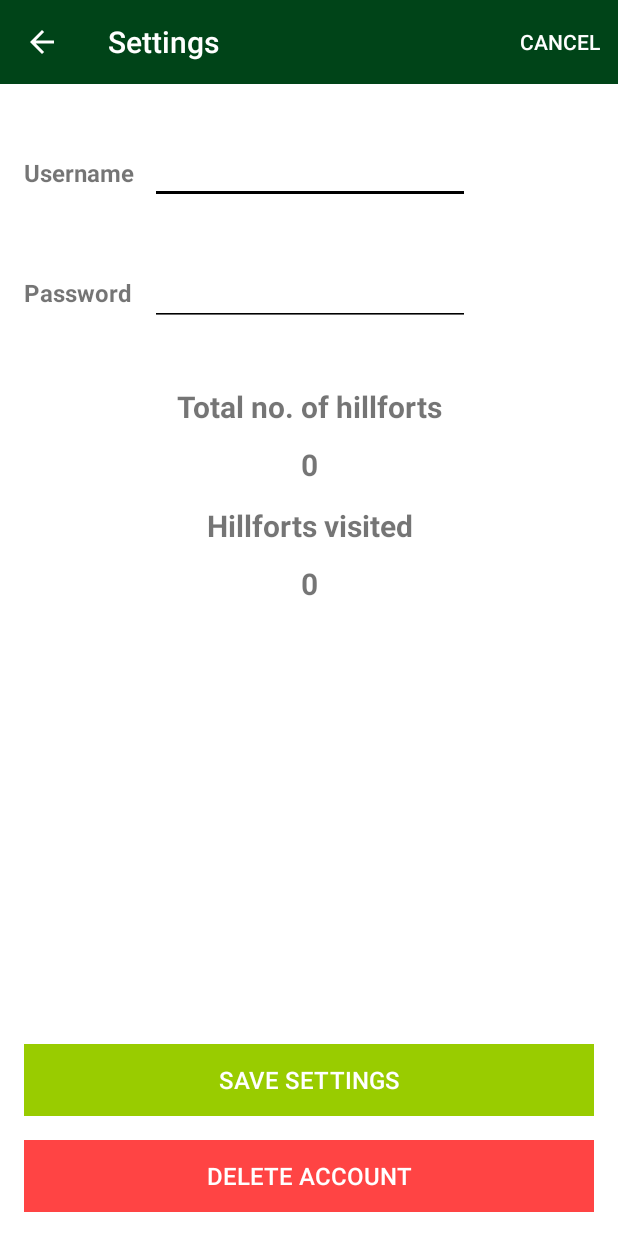
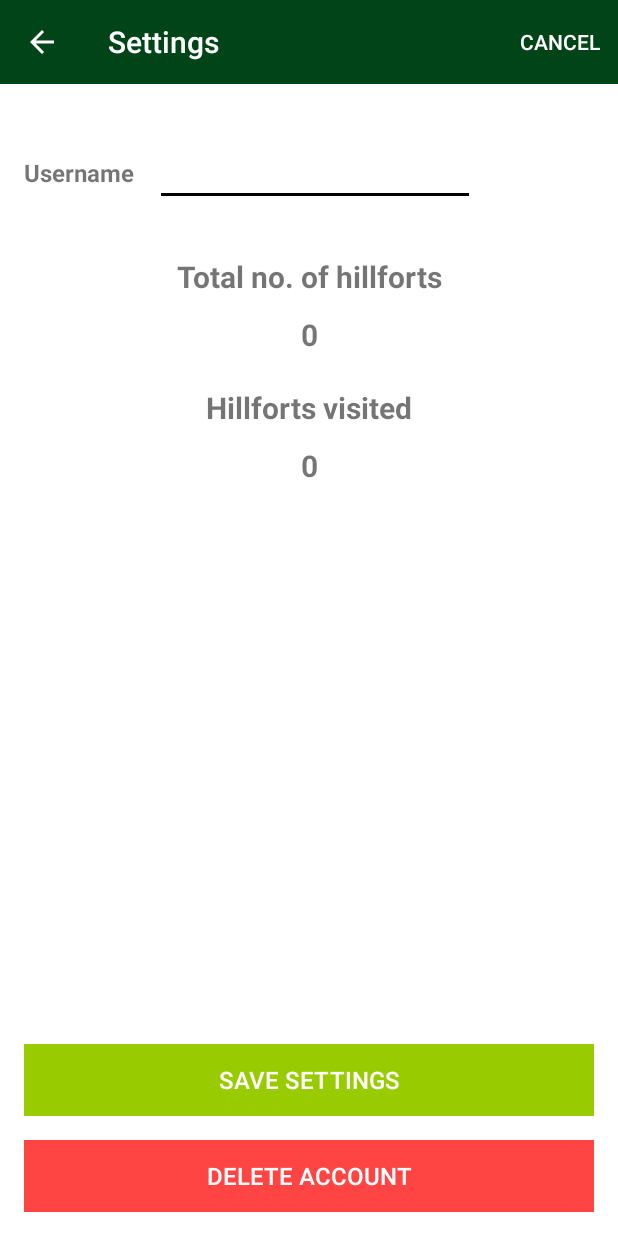
Before and after one commit to mathana96/android-hillfort, an Android app: the SettingsActivity screen opened directly, with no data from a screen before it, on a phone screen of 412 x 824 dp. Run offline under Robolectric (Android 15) with nearby library versions, the phone set to English and light mode, and no system bars; our stand-ins replace Firebase (no records; nobody signed in at launch, a user with empty details on screens opened directly).

Commit message:
Able to change email
Signed-off-by: Mathana Nair Sreedaran <mathana96@gmail.com>

```diff
--- a/app/src/main/java/org/mathana/hillfort/activities/SettingsActivity.kt
+++ b/app/src/main/java/org/mathana/hillfort/activities/SettingsActivity.kt
@@ -5,6 +5,8 @@ import androidx.appcompat.app.AppCompatActivity
 import android.view.Menu
 import android.view.MenuItem
 import com.google.firebase.auth.FirebaseAuth
+import com.google.firebase.database.DatabaseReference
+import com.google.firebase.database.FirebaseDatabase
 import kotlinx.android.synthetic.main.activity_settings.*
 import org.jetbrains.anko.*
 import org.mathana.hillfort.R
@@ -28,29 +30,29 @@ class SettingsActivity: AppCompatActivity(), AnkoLogger {
     setSupportActionBar(toolbarSettings)
     supportActionBar?.setDisplayHomeAsUpEnabled(true)
 
+    settings_username.setText(user!!.email)
 
 
-    settings_username.setText(user!!.email)
-//      settings_password.setText(current_user.password)
-//      total_hillforts.setText(getTotalHillforts(current_user))
-//      hillforts_visited.setText(getHillfortsVisited(current_user))
-//      info("This is the logged in user: $current_user")
 
+    btn_save_settings.setOnClickListener {
+      info ("Saved settings clicked")
 
-//    btn_save_settings.setOnClickListener {
-//      info ("Saved settings clicked")
-//      current_user.username = settings_username.text.toString()
-//      current_user.password = settings_password.text.toString()
-//      app.users.updateUser(current_user.copy())
-//      toast("Details updated")
-//      startActivityForResult(intentFor<HillfortListView>().putExtra("current_user", current_user), 0)
-//      finish()
-//    }
-//
+      user!!.updateEmail(settings_username.text.toString()).addOnCompleteListener { task ->
+        if (task.isSuccessful) {
+          toast("Details updated")
+        } else {
+          println("Error Update")
+          toast("Error Update")
+        }
+      }
+      startActivity(intentFor<HillfortListView>())
+      finish()
+    }
+
 //    btn_delete_account.setOnClickListener {
 //      info ("Delete button clicked")
 //      app.users.deleteUser(current_user.copy())
-//      finishAffinity();
+//      finishAffinity()
 //      startActivity<LoginView>()
 //      finish()
 //    }
@@ -76,20 +78,5 @@ class SettingsActivity: AppCompatActivity(), AnkoLogger {
     return super.onOptionsItemSelected(item)
   }
 
-//  fun getTotalHillforts(user: UserModel) : String {
-//    val foundUser: UserModel? = app.users.findAllUsers().find { u -> u.id == user.id }
-//    return foundUser!!.hillforts.size.toString()
-//  }
-//
-//  fun getHillfortsVisited(user: UserModel) : String {
-//    val foundUser: UserModel? = app.users.findAllUsers().find { u -> u.id == user.id }
-//    var count = 0
-//    for (hillfort in foundUser!!.hillforts) {
-//      if (hillfort.explored == true)
-//        count ++
-//    }
-//    info("COUNT: $count")
-//    return count.toString()
-//  }
 
 }
--- a/app/src/main/res/layout/activity_settings.xml
+++ b/app/src/main/res/layout/activity_settings.xml
@@ -44,35 +44,25 @@
     android:id="@+id/settings_username"
     android:layout_width="wrap_content"
     android:layout_height="wrap_content"
-    android:layout_marginBottom="36dp"
+    android:layout_marginStart="14dp"
     android:backgroundTint="@android:color/black"
     android:ems="10"
     android:inputType="textEmailAddress"
-    app:layout_constraintBottom_toTopOf="@+id/settings_password"
-    app:layout_constraintStart_toStartOf="@+id/settings_password" />
+    app:layout_constraintBaseline_toBaselineOf="@+id/textView3"
+    app:layout_constraintStart_toEndOf="@+id/textView3" />
 
-  <EditText
-    android:id="@+id/settings_password"
-    android:layout_width="wrap_content"
-    android:layout_height="wrap_content"
-    android:layout_marginStart="12dp"
-    android:backgroundTint="@android:color/black"
-    android:ems="10"
-    android:inputType="textPassword"
-    app:layout_constraintBaseline_toBaselineOf="@+id/textView4"
-    app:layout_constraintStart_toEndOf="@+id/textView4" />
 
   <Button
     android:id="@+id/btn_save_settings"
     android:layout_width="0dp"
     android:layout_height="wrap_content"
     android:layout_margin="16dp"
+    android:layout_marginStart="20dp"
+    android:layout_marginEnd="20dp"
     android:layout_marginBottom="17dp"
-    android:layout_marginEnd="20dp"
-    android:layout_marginStart="20dp"
     android:background="@android:color/holo_green_light"
+    android:paddingTop="8dp"
     android:paddingBottom="8dp"
-    android:paddingTop="8dp"
     android:stateListAnimator="@null"
     android:text="@string/button_settings"
     android:textColor="@color/colorPrimary"
@@ -86,12 +76,12 @@
     android:layout_width="0dp"
     android:layout_height="wrap_content"
     android:layout_margin="16dp"
+    android:layout_marginStart="16dp"
+    android:layout_marginEnd="16dp"
     android:layout_marginBottom="16dp"
-    android:layout_marginEnd="16dp"
-    android:layout_marginStart="16dp"
     android:background="@android:color/holo_red_light"
+    android:paddingTop="8dp"
     android:paddingBottom="8dp"
-    android:paddingTop="8dp"
     android:stateListAnimator="@null"
     android:text="@string/button_delete_acc"
     android:textColor="@color/colorPrimary"
@@ -101,41 +91,28 @@
     app:layout_constraintHorizontal_bias="0.0"
     app:layout_constraintStart_toStartOf="parent" />
 
-  <TextView
-    android:id="@+id/textView4"
-    android:layout_width="wrap_content"
-    android:layout_height="wrap_content"
-    android:layout_marginStart="16dp"
-    android:layout_marginTop="184dp"
-    android:text="@string/title_password"
-    android:textSize="16sp"
-    android:textStyle="bold"
-    app:layout_constraintStart_toStartOf="parent"
-    app:layout_constraintTop_toTopOf="parent" />
 
   <TextView
     android:id="@+id/textView5"
     android:layout_width="wrap_content"
     android:layout_height="wrap_content"
-    android:layout_marginTop="40dp"
+    android:layout_marginTop="33dp"
     android:text="@string/title_total_hillforts"
     android:textSize="20sp"
     android:textStyle="bold"
     app:layout_constraintEnd_toEndOf="parent"
-    app:layout_constraintHorizontal_bias="0.502"
     app:layout_constraintStart_toStartOf="parent"
-    app:layout_constraintTop_toBottomOf="@+id/settings_password" />
+    app:layout_constraintTop_toBottomOf="@+id/settings_username" />
 
   <TextView
     android:id="@+id/textView6"
     android:layout_width="wrap_content"
     android:layout_height="wrap_content"
-    android:layout_marginTop="52dp"
+    android:layout_marginTop="60dp"
     android:text="@string/title_num_visited"
     android:textSize="20sp"
     android:textStyle="bold"
     app:layout_constraintEnd_toEndOf="parent"
-    app:layout_constraintHorizontal_bias="0.502"
     app:layout_constraintStart_toStartOf="parent"
     app:layout_constraintTop_toBottomOf="@+id/textView5" />
 
```
